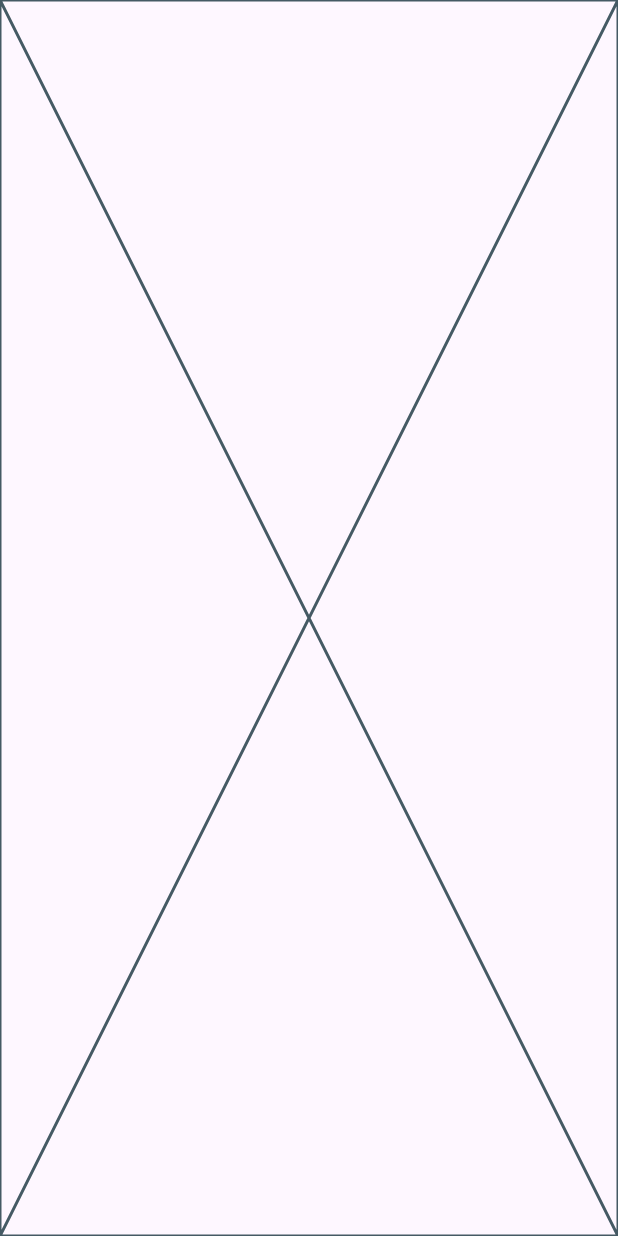
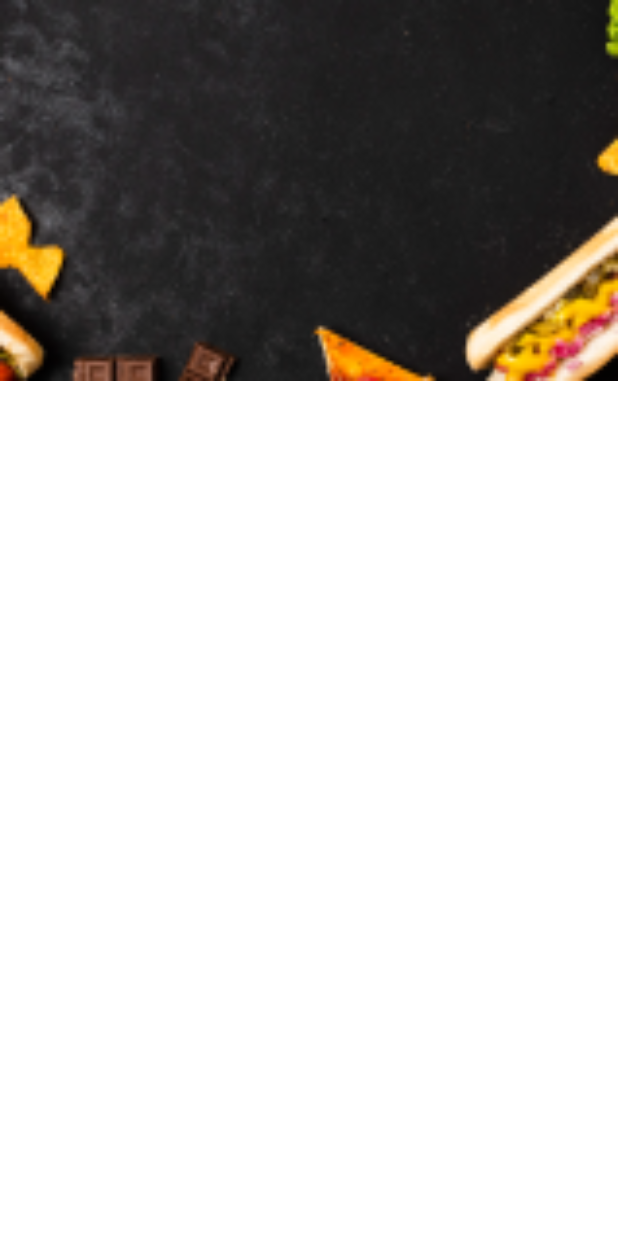
Before and after one commit to MohamedEssami20/delivery_food, a Flutter app: the HomeView screen opened by its route, on a phone screen of 412 x 824 dp. Run offline on Flutter 3.47's test engine with Material 3 defaults, Android fonts, the phone set to English and light mode, and no system bars; our stand-ins replace cloud_firestore, dartz, dots_indicator, firebase_auth, firebase_core, flutter_bloc and 4 more; missing offline and left inert: flutter_facebook_auth, mailer, svg_flutter; accounts and stored records are empty.

Commit message:
create home app bar

```diff
--- a/lib/core/utils/app_assets.dart
+++ b/lib/core/utils/app_assets.dart
@@ -19,8 +19,8 @@ class Assets {
   static const String assetsImagesGoogleIcon = "assets/images/google_icon.svg";
 
   /// Assets for assetsImagesHomeImage
-  /// assets/images/home_image.svg
-  static const String assetsImagesHomeImage = "assets/images/home_image.svg";
+  /// assets/images/home_image.png
+  static const String assetsImagesHomeImage = "assets/images/home_image.png";
 
   /// Assets for assetsImagesImageOnboardingBackground
   /// assets/images/image_onboarding_background.png
--- a/lib/features/home/presentation/views/home_view.dart
+++ b/lib/features/home/presentation/views/home_view.dart
@@ -8,6 +8,7 @@ class HomeView extends StatelessWidget {
   @override
   Widget build(BuildContext context) {
     return const Scaffold(
+      backgroundColor: Colors.white,
       body: HomeViewBody(),
     );
   }
--- /dev/null
+++ b/lib/features/home/presentation/views/widgets/home_app_bar.dart
@@ -0,0 +1,21 @@
+import 'package:flutter/material.dart';
+
+import '../../../../../core/utils/app_assets.dart';
+
+class AppBarHomeView extends StatelessWidget {
+  const AppBarHomeView({super.key});
+
+  @override
+  Widget build(BuildContext context) {
+    return Stack(
+      children: [
+        Image.asset(
+          Assets.assetsImagesHomeImage,
+          //height: 180,
+          width: double.infinity,
+          fit: BoxFit.fill,
+        ),
+      ],
+    );
+  }
+}
--- a/lib/features/home/presentation/views/widgets/home_view_body.dart
+++ b/lib/features/home/presentation/views/widgets/home_view_body.dart
@@ -1,4 +1,5 @@
 
+import 'package:delivery_food/features/home/presentation/views/widgets/home_app_bar.dart';
 import 'package:flutter/material.dart';
 
 class HomeViewBody extends StatelessWidget {
@@ -6,6 +7,13 @@ class HomeViewBody extends StatelessWidget {
 
   @override
   Widget build(BuildContext context) {
-    return const Placeholder();
+    return const Column(
+      children: [
+        Expanded(
+          flex: 1,
+          child: AppBarHomeView(),
+        ),
+      ],
+    );
   }
 }
```
Also changed, not shown: assets/images/home_image.png (added).
